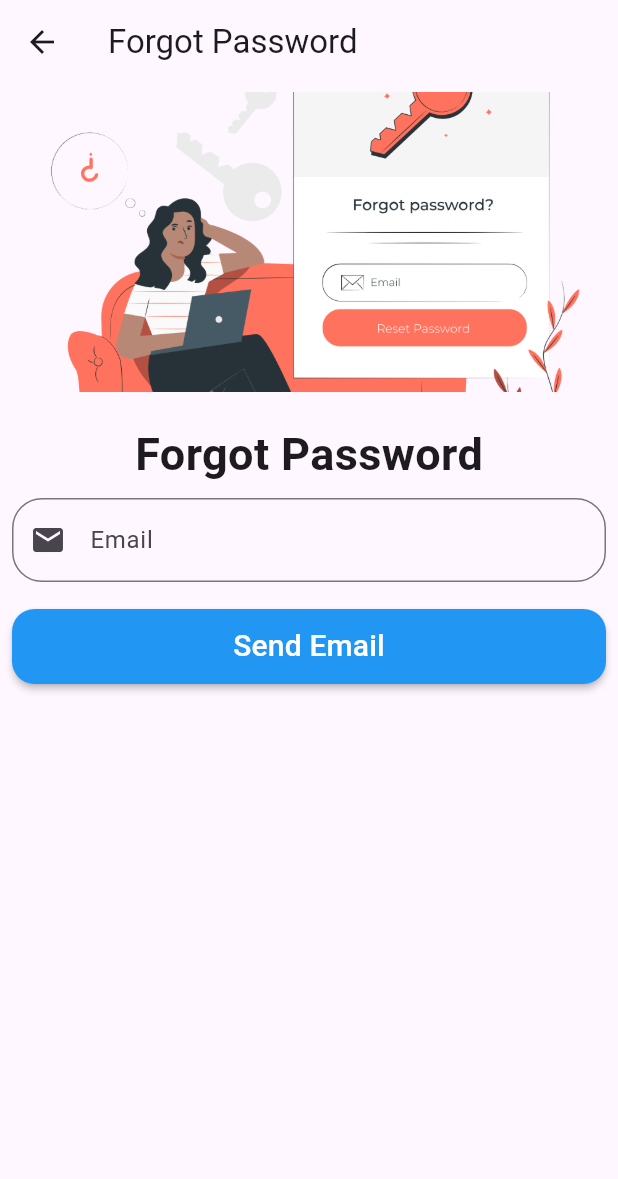
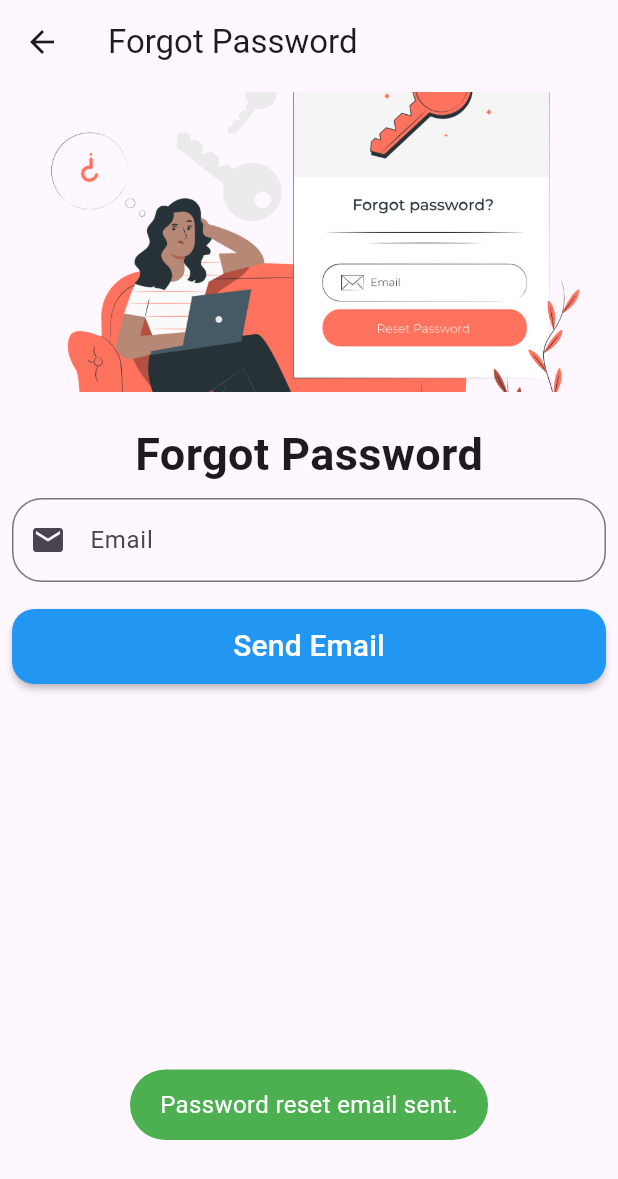
Before and after one commit to Naawaal/ChitChat, a Flutter app: the ForgotScreen screen opened by its route, after a tap on "Send Email", on a phone screen of 412 x 824 dp. Shown: the top 1179 px of the screen. Run offline on Flutter 3.47's test engine with Material 2 defaults, Android fonts, the phone set to English and light mode, and no system bars; our stand-ins replace firebase_auth, firebase_core, fluttertoast; accounts and stored records are empty; network calls fail.

Commit message:
maked some changes

```diff
--- a/lib/firebase/forgot.dart
+++ b/lib/firebase/forgot.dart
@@ -1,7 +1,67 @@
 import 'package:firebase_auth/firebase_auth.dart';
+import 'package:flutter/material.dart';
+import 'package:fluttertoast/fluttertoast.dart';
 
 class Forgot {
-  void forgotPassword({required String email}) {
-    FirebaseAuth.instance.sendPasswordResetEmail(email: email);
+  static void forgotPassword({required String email}) async {
+    try {
+      final forgotResult = FirebaseAuth.instance.sendPasswordResetEmail(
+        email: email,
+      );
+      Fluttertoast.showToast(
+        msg: 'Password reset email sent.',
+        toastLength: Toast.LENGTH_SHORT,
+        gravity: ToastGravity.BOTTOM,
+        timeInSecForIosWeb: 1,
+        backgroundColor: Colors.green,
+        textColor: Colors.white,
+        fontSize: 16.0,
+      );
+    } on FirebaseAuthException catch (e) {
+      if (e.code == 'invalid-email') {
+        Fluttertoast.showToast(
+          msg: 'The email address is not valid.',
+          timeInSecForIosWeb: 3,
+          backgroundColor: Colors.red,
+          textColor: Colors.white,
+        );
+      } else if (e.code == 'user-not-found') {
+        Fluttertoast.showToast(
+          msg: 'No user found for that email.',
+          timeInSecForIosWeb: 3,
+          backgroundColor: Colors.red,
+          textColor: Colors.white,
+        );
+      } else if (e.code == 'user-disabled') {
+        Fluttertoast.showToast(
+          msg: 'The user account has been disabled by an administrator.',
+          timeInSecForIosWeb: 3,
+          backgroundColor: Colors.red,
+          textColor: Colors.white,
+        );
+      } else if (e.code == 'too-many-requests') {
+        Fluttertoast.showToast(
+          msg:
+              'We have blocked all requests from this device due to unusual activity. Try again later.',
+          timeInSecForIosWeb: 3,
+          backgroundColor: Colors.red,
+          textColor: Colors.white,
+        );
+      } else if (e.code == 'operation-not-allowed') {
+        Fluttertoast.showToast(
+          msg: 'Email & Password accounts are not enabled.',
+          timeInSecForIosWeb: 3,
+          backgroundColor: Colors.red,
+          textColor: Colors.white,
+        );
+      } else {
+        Fluttertoast.showToast(
+          msg: 'An undefined Error happened.',
+          timeInSecForIosWeb: 3,
+          backgroundColor: Colors.red,
+          textColor: Colors.white,
+        );
+      }
+    }
   }
 }
--- a/lib/firebase/signup.dart
+++ b/lib/firebase/signup.dart
@@ -1,20 +1,55 @@
 import 'package:firebase_auth/firebase_auth.dart';
+import 'package:flutter/material.dart';
 
 import 'package:fluttertoast/fluttertoast.dart';
 
 class SignUp {
-  void signUpUser({required String email, required String password}) async {
+  static void signUpUser(
+      {required String email, required String password}) async {
     try {
       final signUpResult =
           await FirebaseAuth.instance.createUserWithEmailAndPassword(
         email: email,
         password: password,
       );
+      if (signUpResult.user != null) {
+        Fluttertoast.showToast(
+          msg: 'User created successfully.',
+          timeInSecForIosWeb: 3,
+          backgroundColor: Colors.green,
+          textColor: Colors.white,
+        );
+      }
     } on FirebaseAuthException catch (e) {
-      Fluttertoast.showToast(
-        msg: 'Error: ${e.message}',
-        timeInSecForIosWeb: 3,
-      );
+      if (e.code == 'weak-password') {
+        Fluttertoast.showToast(
+          msg: 'The password provided is too weak.',
+          timeInSecForIosWeb: 3,
+          backgroundColor: Colors.red,
+          textColor: Colors.white,
+        );
+      } else if (e.code == 'email-already-in-use') {
+        Fluttertoast.showToast(
+          msg: 'The account already exists for that email.',
+          timeInSecForIosWeb: 3,
+          backgroundColor: Colors.red,
+          textColor: Colors.white,
+        );
+      } else if (e.code == 'invalid-email') {
+        Fluttertoast.showToast(
+          msg: 'The email address is not valid.',
+          timeInSecForIosWeb: 3,
+          backgroundColor: Colors.red,
+          textColor: Colors.white,
+        );
+      } else if (e.code == 'operation-not-allowed') {
+        Fluttertoast.showToast(
+          msg: 'Email & Password accounts are not enabled.',
+          timeInSecForIosWeb: 3,
+          backgroundColor: Colors.red,
+          textColor: Colors.white,
+        );
+      }
     }
   }
 }
--- a/lib/provider/forgot_provider.dart
+++ b/lib/provider/forgot_provider.dart
@@ -8,6 +8,6 @@ class ForgotProvider with ChangeNotifier {
   TextEditingController get emailController => _emailController;
 
   void forgotPassword() {
-    Forgot().forgotPassword(email: _emailController.text);
+    Forgot.forgotPassword(email: _emailController.text);
   }
 }
--- a/lib/provider/signup_provider.dart
+++ b/lib/provider/signup_provider.dart
@@ -1,6 +1,5 @@
 import 'package:chit_chat/firebase/signup.dart';
 import 'package:flutter/cupertino.dart';
-import 'package:fluttertoast/fluttertoast.dart';
 
 class SignupProvider with ChangeNotifier {
   final TextEditingController _nameController = TextEditingController();
@@ -13,13 +12,10 @@ class SignupProvider with ChangeNotifier {
   TextEditingController get emailController => _emailController;
   TextEditingController get passwordController => _passwordController;
 
-  void signUpUser(context) {
-    SignUp().signUpUser(
-        email: _emailController.text, password: _passwordController.text);
-    Navigator.pop(context);
-    Fluttertoast.showToast(
-      msg: 'User Created Successfully',
-      timeInSecForIosWeb: 3,
+  void signUpUser() {
+    SignUp.signUpUser(
+      email: _emailController.text,
+      password: _passwordController.text,
     );
   }
 }
--- a/lib/screens/signup_screen.dart
+++ b/lib/screens/signup_screen.dart
@@ -63,7 +63,7 @@ class SignupScreen extends StatelessWidget {
               ButtonWidget(
                 text: 'Signup',
                 onPressed: () {
-                  signupProvider.signUpUser(context);
+                  signupProvider.signUpUser();
                 },
               ),
               const SizedBox(height: 10),
--- a/lib/widgets/textfield_widget.dart
+++ b/lib/widgets/textfield_widget.dart
@@ -4,7 +4,7 @@ class TextFormFieldWidgets extends StatelessWidget {
   final String hintText;
   final String labelText;
   final Widget prefixIcon;
-  final String? errorText;
+
   final TextEditingController controller;
 
   const TextFormFieldWidgets({
@@ -13,7 +13,6 @@ class TextFormFieldWidgets extends StatelessWidget {
     required this.labelText,
     required this.prefixIcon,
     required this.controller,
-    this.errorText,
   });
 
   @override
@@ -37,7 +36,6 @@ class TextFormFieldWidgets extends StatelessWidget {
                 hintText: hintText,
                 labelText: labelText,
                 prefixIcon: prefixIcon,
-                errorText: errorText,
                 border: const OutlineInputBorder(
                   borderRadius: BorderRadius.all(Radius.circular(20.0)),
                 ),
```
Also changed, not shown: lib/firebase/login.dart (+56 -5 lines), lib/provider/login_provider.dart (+5 -3 lines), lib/screens/login_screen.dart (+15 -1 lines).
